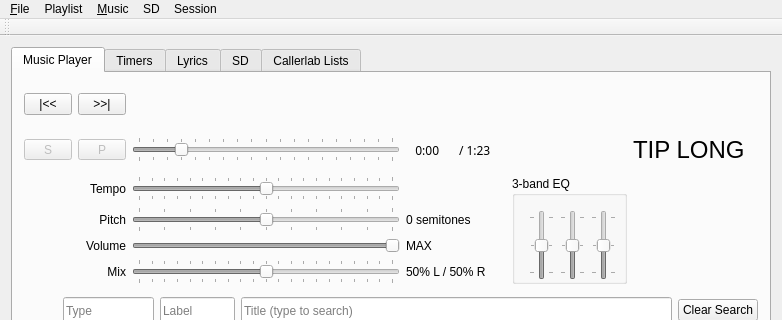
Above: SquareDesk-DEV/test123/mainwindow.ui from mpogue2/SquareDesk before the change; both pictures show x 0 to 782 and y 0 to 320 of the 782 by 744 pixel window. Below: the same form after it.
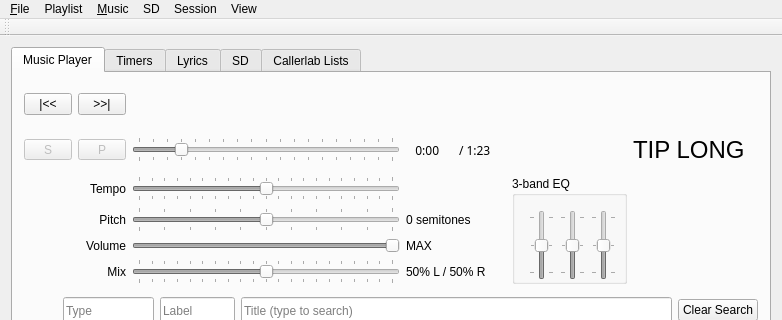
That is the form after the change. Custom widgets are drawn as their Qt base class.

Commit message: Quick and dirty hack to show/hide most of the player controls so that I can use this on smaller screens. Menu option needs a checkbox, and state should be kept in that.

Patch:
```diff
--- a/SquareDesk-DEV/test123/mainwindow.ui
+++ b/SquareDesk-DEV/test123/mainwindow.ui
@@ -1463,11 +1463,18 @@
     <addaction name="actionSaturday"/>
     <addaction name="actionSunday"/>
    </widget>
+   <widget class="QMenu" name="menuView">
+    <property name="title">
+     <string>View</string>
+    </property>
+    <addaction name="actionCompact"/>
+   </widget>
    <addaction name="menuFile"/>
    <addaction name="menuPlaylist"/>
    <addaction name="menuMusic"/>
    <addaction name="menuSequence"/>
    <addaction name="menuSession"/>
+   <addaction name="menuView"/>
   </widget>
   <widget class="QToolBar" name="mainToolBar">
    <property name="enabled">
```
Left out of the diff: 99 changed lines with no effect on the pictures. The commit also changes 2 other files.
